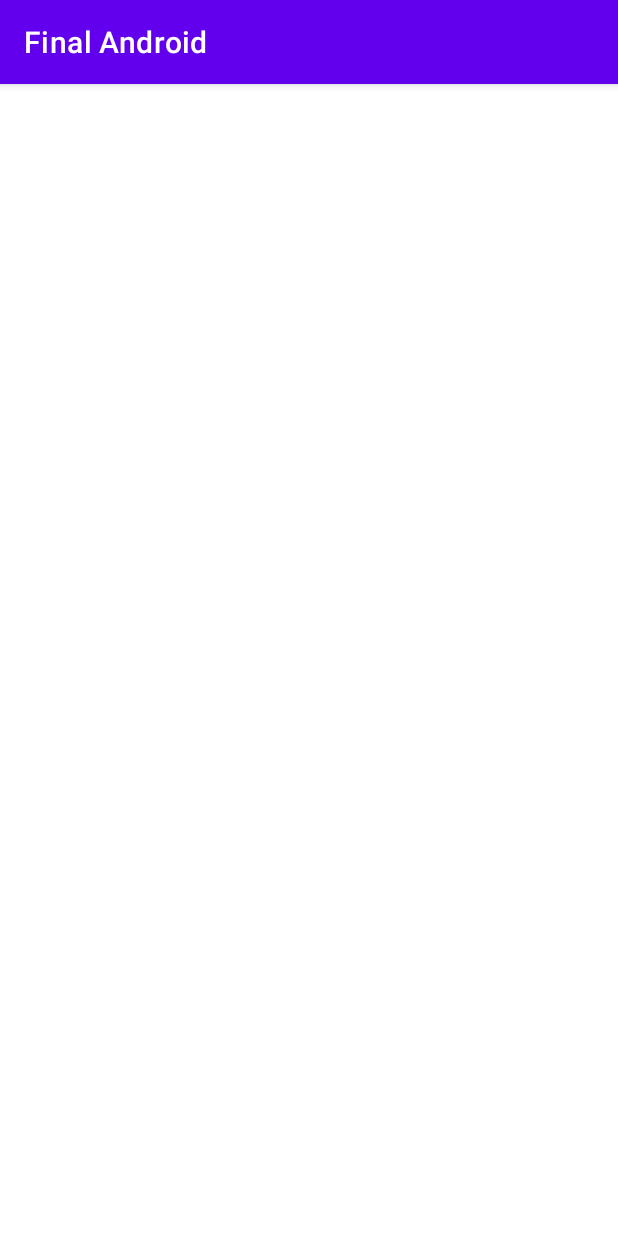
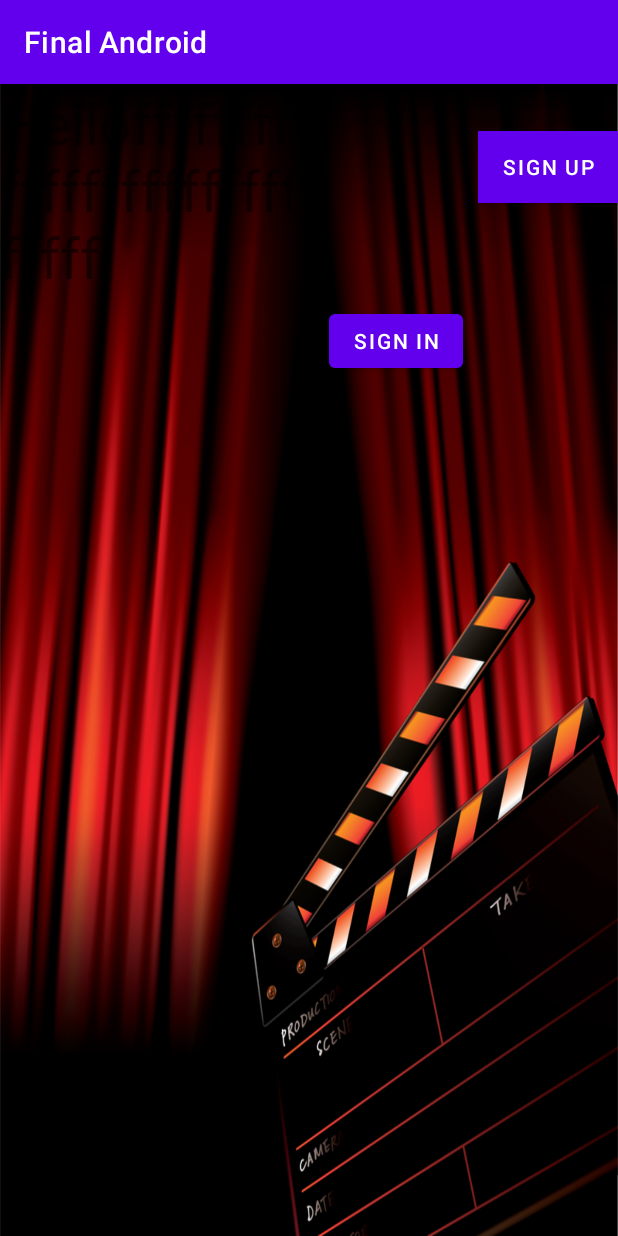
Before and after one commit to szarina/Final-Android, an Android app: the MainActivity screen opened directly, with no data from a screen before it, on a phone screen of 412 x 824 dp. Run offline under Robolectric (Android 15) with nearby library versions, the phone set to English and light mode, and no system bars.

Commit message:
Update activity_main.xml

```diff
--- a/app/src/main/res/layout/activity_main.xml
+++ b/app/src/main/res/layout/activity_main.xml
@@ -1,9 +1,45 @@
-<?xml version="1.0" encoding="utf-8"?>
-<androidx.constraintlayout.widget.ConstraintLayout xmlns:android="http://schemas.android.com/apk/res/android"
+<LinearLayout xmlns:android="http://schemas.android.com/apk/res/android"
     xmlns:app="http://schemas.android.com/apk/res-auto"
-    xmlns:tools="http://schemas.android.com/tools"
     android:layout_width="match_parent"
     android:layout_height="match_parent"
-    tools:context=".MainActivity">
+    android:background="@drawable/dee" >
 
-</androidx.constraintlayout.widget.ConstraintLayout>
+    <TextView
+        android:id="@+id/textView3"
+        android:layout_width="wrap_content"
+        android:layout_height="366dp"
+        android:layout_weight="50"
+        android:textSize="38sp"
+        android:text="Hellofffffffffffffffffffffffffffff"
+         />
+
+    <Button
+        android:id="@+id/singin"
+        android:layout_width="wrap_content"
+        android:layout_height="wrap_content"
+        android:layout_marginStart="10dp"
+        android:layout_marginTop="136dp"
+        android:text="sign in"
+
+        android:textColor="@color/white"
+        app:layout_constraintEnd_toEndOf="@+id/textView"
+        app:layout_constraintHorizontal_bias="0.462"
+        app:layout_constraintStart_toStartOf="@+id/textView"
+        app:layout_constraintTop_toBottomOf="@+id/textView" />
+
+    <Button
+        android:id="@+id/singup"
+        android:layout_width="wrap_content"
+        android:layout_height="wrap_content"
+        android:layout_marginStart="10dp"
+        android:layout_marginTop="20dp"
+        android:background="#FFEB3B"
+        android:backgroundTint="@color/purple_200"
+        android:text="sign up"
+        android:textColor="@color/white"
+        app:layout_constraintEnd_toEndOf="parent"
+        app:layout_constraintHorizontal_bias="0.456"
+        app:layout_constraintStart_toStartOf="parent"
+        app:layout_constraintTop_toBottomOf="@+id/singin"
+        app:strokeColor="#673AB7" />
+</LinearLayout>
--- /dev/null
+++ b/app/src/main/res/menu/menu1.xml
@@ -0,0 +1,4 @@
+<?xml version="1.0" encoding="utf-8"?>
+<menu xmlns:android="http://schemas.android.com/apk/res/android">
+
+</menu>
```
Also changed, not shown: app/src/main/res/drawable/dee.png (added), app/src/main/res/drawable/pop.png (added).
